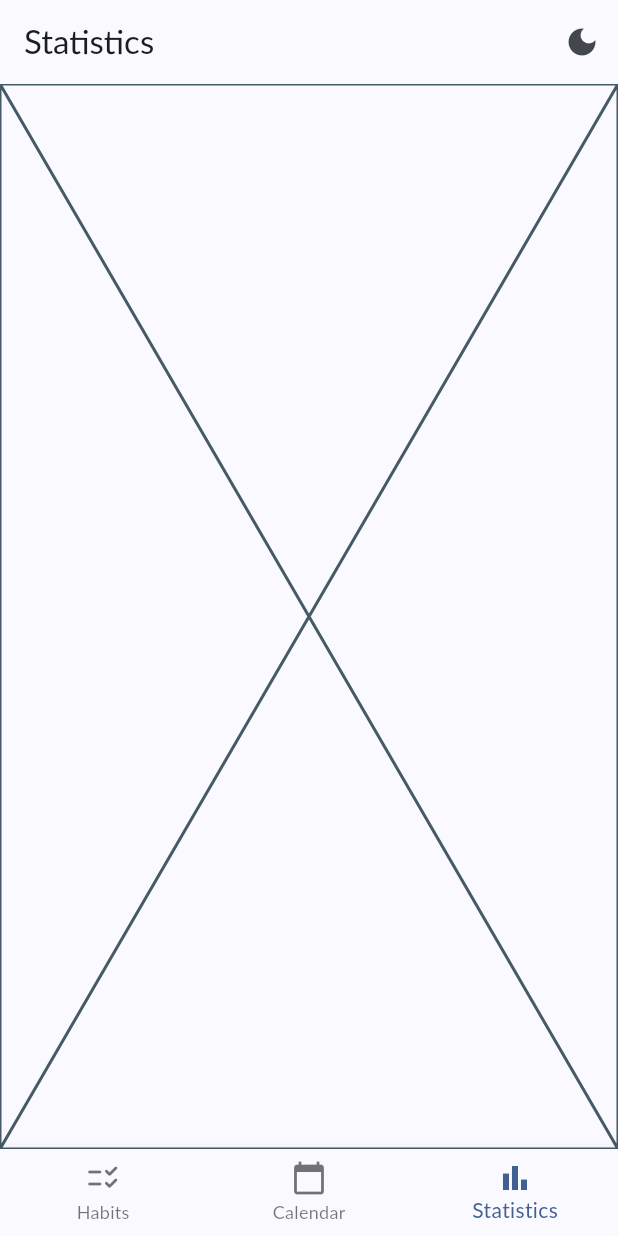
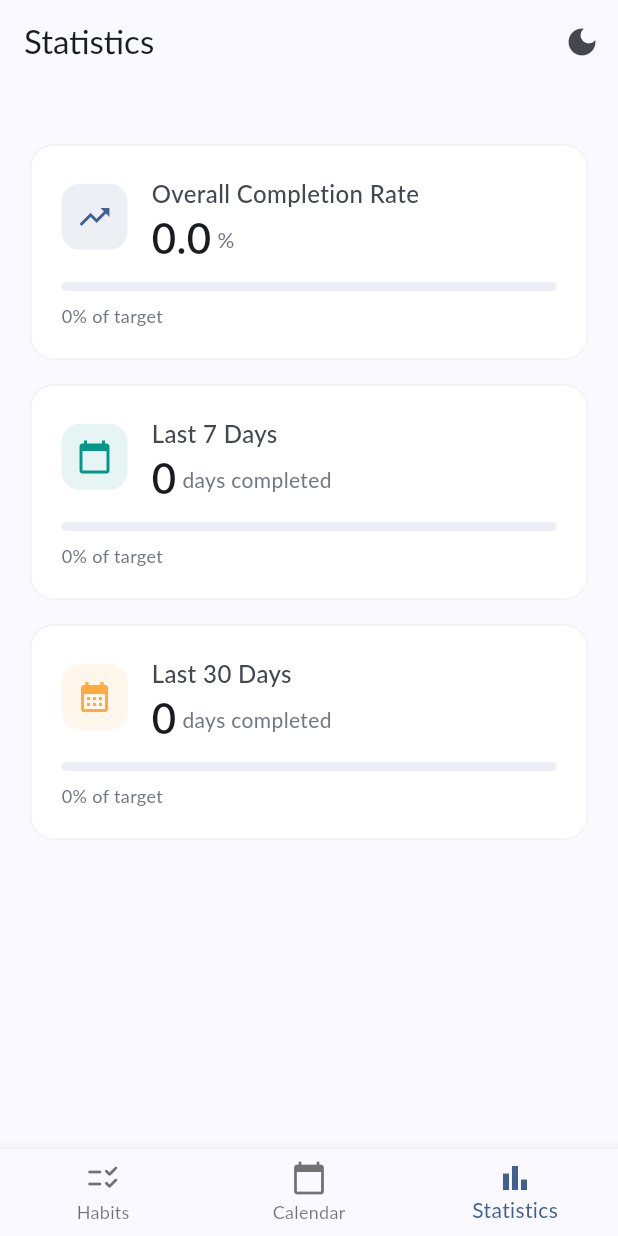
Before and after one commit to Mhd-Az100/habit_tracker, a Flutter app: the screen it shows after launch, item 3 of the bottom bar chosen, on a phone screen of 412 x 824 dp. Run offline on Flutter 3.47's test engine with Material 3 defaults, Android fonts, the phone set to English and light mode, and no system bars; our stand-ins replace easy_date_timeline, flutter_bloc, freezed_annotation, get_it, hive, injectable and 1 more; accounts and stored records are empty; Roboto replaces fonts that are missing (Lato).

Commit message:
implement statistics habit tab logic and UI

```diff
--- /dev/null
+++ b/lib/features/habit/data/models/overall_habit_statistics.dart
@@ -0,0 +1,11 @@
+import 'package:freezed_annotation/freezed_annotation.dart';
+
+part 'overall_habit_statistics.freezed.dart';
+@freezed
+class OverallHabitStatisticsModel with _$OverallHabitStatisticsModel {
+  factory OverallHabitStatisticsModel({
+    required double completionRate,
+    required int daysCompletedLast7Days,
+    required int daysCompletedLast30Days,
+  }) = _OverallHabitStatisticsModel;
+}
--- a/lib/features/habit/domain/usecases/get_habit_stats_usecase.dart
+++ b/lib/features/habit/domain/usecases/get_habit_stats_usecase.dart
@@ -1,55 +1,64 @@
-import 'package:habit_tracker/features/habit/domain/entities/habit_stats_entity.dart';
-import 'package:habit_tracker/features/habit/domain/repositories/habit_repository.dart';
+import 'package:habit_tracker/core/extensions/date_time_extension.dart';
+import 'package:habit_tracker/features/habit/data/models/overall_habit_statistics.dart';
+import 'package:habit_tracker/features/habit/domain/entities/habit_entity.dart';
+import 'package:habit_tracker/features/habit/presentation/utils/habits_utils.dart';
 import 'package:injectable/injectable.dart';
 
-@lazySingleton
+@injectable
 class GetHabitStatsUseCase {
-  final HabitRepository _repository;
+  @factoryMethod
+  OverallHabitStatisticsModel call(List<HabitEntity> allHabits) {
+    final now = DateTime.now().toNormalizedDateTime();
+    // Calculate start of the last 7 days (including today)
+    final sevenDaysAgo = now.subtract(const Duration(days: 6));
+    // Calculate start of the last 30 days (including today)
+    final thirtyDaysAgo = now.subtract(const Duration(days: 29));
 
-  GetHabitStatsUseCase(this._repository);
+    int totalHabitsDueOverall = 0;
+    int totalHabitsCompletedOverall = 0;
+    final Set<DateTime> distinctCompletedDaysLast7 = {};
+    final Set<DateTime> distinctCompletedDaysLast30 = {};
 
-  Future<HabitStatsEntity> call(String habitId) async {
-    final completions = await _repository.getCompletionsForHabit(habitId);
+    for (var habit in allHabits) {
+      // Calculate overall completion for each habit from its creation date to today
+      DateTime currentDay = habit.createdAt.toNormalizedDateTime();
+      while (!currentDay.isAfter(now)) {
+        if (HabitsUtils.isHabitDueOnDay(habit, currentDay)) {
+          totalHabitsDueOverall++;
+          if (habit.completionDates.contains(currentDay.toNormalizedDateString())) {
+            totalHabitsCompletedOverall++;
+          }
+        }
+        currentDay = currentDay.add(const Duration(days: 1));
+      }
 
-    if (completions.isEmpty) {
-      return HabitStatsEntity(
-        totalCompletions: 0,
-        currentStreak: 0,
-        longestStreak: 0,
-      );
-    }
+      // Populate distinct completed days for last 7/30
+      for (var completionDateString in habit.completionDates) {
+        final completedDay = DateTime.parse(completionDateString).toNormalizedDateTime();
 
-    final sorted = completions.map((e) => e.date).toList()..sort();
+        // Check if the completed day is within the last 7 days range (inclusive)
+        if ((completedDay.isAfter(sevenDaysAgo) || completedDay.isAtSameMomentAs(sevenDaysAgo)) &&
+            (completedDay.isBefore(now) || completedDay.isAtSameMomentAs(now))) {
+          distinctCompletedDaysLast7.add(completedDay);
+        }
 
-    int total = sorted.length;
-    int currentStreak = 1;
-    int longestStreak = 1;
-
-    for (int i = sorted.length - 2; i >= 0; i--) {
-      final current = sorted[i];
-      final next = sorted[i + 1];
-
-      if (next.difference(current).inDays == 1) {
-        currentStreak++;
-      } else {
-        break;
+        // Check if the completed day is within the last 30 days range (inclusive)
+        if ((completedDay.isAfter(thirtyDaysAgo) || completedDay.isAtSameMomentAs(thirtyDaysAgo)) &&
+            (completedDay.isBefore(now) || completedDay.isAtSameMomentAs(now))) {
+          distinctCompletedDaysLast30.add(completedDay);
+        }
       }
     }
 
-    int streak = 1;
-    for (int i = 1; i < sorted.length; i++) {
-      if (sorted[i].difference(sorted[i - 1]).inDays == 1) {
-        streak++;
-        if (streak > longestStreak) longestStreak = streak;
-      } else {
-        streak = 1;
-      }
-    }
+    // Calculate completion rate
+    final double completionRate = totalHabitsDueOverall > 0
+        ? (totalHabitsCompletedOverall / totalHabitsDueOverall) * 100
+        : 0.0;
 
-    return HabitStatsEntity(
-      totalCompletions: total,
-      currentStreak: currentStreak,
-      longestStreak: longestStreak,
+    return OverallHabitStatisticsModel(
+      completionRate: double.parse(completionRate.toStringAsFixed(2)),
+      daysCompletedLast7Days: distinctCompletedDaysLast7.length,
+      daysCompletedLast30Days: distinctCompletedDaysLast30.length,
     );
   }
 }
--- a/lib/features/habit/presentation/controller/bloc/habit_bloc.dart
+++ b/lib/features/habit/presentation/controller/bloc/habit_bloc.dart
@@ -2,7 +2,6 @@ import 'package:flutter_bloc/flutter_bloc.dart';
 import 'package:freezed_annotation/freezed_annotation.dart';
 import 'package:habit_tracker/core/extensions/date_time_extension.dart';
 import 'package:habit_tracker/features/habit/domain/entities/habit_entity.dart';
-import 'package:habit_tracker/features/habit/domain/entities/habit_stats_entity.dart';
 import 'package:habit_tracker/features/habit/domain/usecases/add_habit_usecase.dart';
 import 'package:habit_tracker/features/habit/domain/usecases/complete_habit_usecase.dart';
 import 'package:habit_tracker/features/habit/domain/usecases/delete_habit_usecase.dart';
@@ -95,16 +94,6 @@ class HabitBloc extends Bloc<HabitEvent, HabitState> {
       );
     });
 
-    on<_GetHabitState>((event, emit) async {
-      emit(HabitState.loading());
-      try {
-        final stats = await getHabitStats(event.habitId);
-        emit(HabitState.statsLoaded(stats));
-      } catch (e) {
-        emit(HabitState.error('Failed to load stats: ${e.toString()}'));
-      }
-    });
-
     on<_FilterHabitsByDate>((event, emit) {
       final currentAllHabits =
           state.whenOrNull(loaded: (all, _, __) => all) ?? [];
@@ -127,8 +116,6 @@ class HabitBloc extends Bloc<HabitEvent, HabitState> {
       initial: () => DateTime.now().toNormalizedDateTime(),
       loading: () => DateTime.now().toNormalizedDateTime(),
       loaded: (_, __, selectedDate) => selectedDate,
-      statsLoaded: (_) =>
-          DateTime.now().toNormalizedDateTime(),
       error: (_) => DateTime.now().toNormalizedDateTime(),
     );
   }
--- a/lib/features/habit/presentation/controller/bloc/habit_event.dart
+++ b/lib/features/habit/presentation/controller/bloc/habit_event.dart
@@ -9,6 +9,5 @@ class HabitEvent with _$HabitEvent {
   const factory HabitEvent.deleteHabit(String id) = _DeleteHabit;
   const factory HabitEvent.getHabitById(String id) = _GetHabitById;
   const factory HabitEvent.completeHabit(String habitId, DateTime date) = _CompleteHabit;
-  const factory HabitEvent.getHabitState(String habitId) = _GetHabitState;
 
 }
--- a/lib/features/habit/presentation/controller/bloc/habit_state.dart
+++ b/lib/features/habit/presentation/controller/bloc/habit_state.dart
@@ -9,7 +9,5 @@ class HabitState with _$HabitState {
     required List<HabitEntity> habitsOfDay,
     required DateTime selectedDate,
   }) = _Loaded;
-  const factory HabitState.statsLoaded(HabitStatsEntity stats) =
-      _StatsLoaded;
   const factory HabitState.error(String message) = _Error;
 }
--- /dev/null
+++ b/lib/features/habit/presentation/controller/statistics_cubit/statistics_cubit.dart
@@ -0,0 +1,56 @@
+import 'package:flutter_bloc/flutter_bloc.dart';
+import 'package:freezed_annotation/freezed_annotation.dart';
+import 'package:habit_tracker/features/habit/domain/entities/habit_entity.dart';
+import 'package:habit_tracker/features/habit/domain/usecases/get_habit_stats_usecase.dart';
+import 'package:habit_tracker/features/habit/presentation/controller/bloc/habit_bloc.dart';
+import 'package:injectable/injectable.dart';
+
+part 'statistics_cubit.freezed.dart';
+part 'statistics_state.dart';
+
+@injectable
+class StatisticsCubit extends Cubit<StatisticsState> {
+ final HabitBloc _habitBloc;
+  final GetHabitStatsUseCase _getHabitStatsUseCase;
+
+  StatisticsCubit({
+    required HabitBloc habitBloc,
+    required GetHabitStatsUseCase getHabitStatsUseCase,
+  }) : _habitBloc = habitBloc,
+       _getHabitStatsUseCase = getHabitStatsUseCase,
+       super(StatisticsState()) {
+    _init();
+  }
+
+  void _init() {
+
+    // Immediately calculate statistics based on current HabitBloc state
+    _habitBloc.state.whenOrNull(
+      loaded: (allHabits, _, __) {
+        calculateStatistics(allHabits);
+      },
+      initial: () {
+        // If HabitBloc is still in initial, trigger it to load habits
+        _habitBloc.add(const HabitEvent.loadHabits());
+      },
+      error: (message) {
+        emit(state.copyWith(errorMessage:'Failed to load initial habit data for statistics: $message'));
+      }
+    );
+  }
+
+  void calculateStatistics(List<HabitEntity> allHabits) {
+    try {
+      final stats = _getHabitStatsUseCase(allHabits);
+      emit(state.copyWith(
+        completionRate: stats.completionRate,
+        daysCompletedLast7Days: stats.daysCompletedLast7Days,
+        daysCompletedLast30Days: stats.daysCompletedLast30Days,
+        isLoading: false,
+        errorMessage: null,
+      ));
+    } catch (e) {
+      emit(state.copyWith(errorMessage:'Error calculating statistics: ${e.toString()}'));
+    }
+  }
+}
--- /dev/null
+++ b/lib/features/habit/presentation/controller/statistics_cubit/statistics_state.dart
@@ -0,0 +1,12 @@
+part of 'statistics_cubit.dart';
+
+@freezed
+class StatisticsState with _$StatisticsState {
+  const factory StatisticsState({
+    @Default(0.0) double completionRate,
+    @Default(0) int daysCompletedLast7Days,
+    @Default(0) int daysCompletedLast30Days,
+    @Default(false) bool isLoading,
+    String? errorMessage,
+  }) = _StatisticsState;
+}
--- /dev/null
+++ b/lib/features/habit/presentation/screens/statistics_screen.dart
@@ -0,0 +1,222 @@
+import 'package:flutter/material.dart';
+import 'package:flutter_bloc/flutter_bloc.dart';
+import 'package:habit_tracker/features/habit/presentation/controller/bloc/habit_bloc.dart';
+import 'package:habit_tracker/features/habit/presentation/controller/statistics_cubit/statistics_cubit.dart';
+
+class StatisticsScreen extends StatelessWidget {
+  const StatisticsScreen({super.key});
+
+  @override
+  Widget build(BuildContext context) {
+    final colorScheme = Theme.of(context).colorScheme;
+
+    return Scaffold(
+      backgroundColor: colorScheme.surface,
+      body: BlocListener<HabitBloc, HabitState>(
+        listener: (context, habitState) {
+          habitState.whenOrNull(
+            loaded: (allHabits, _, __) {
+              context.read<StatisticsCubit>().calculateStatistics(allHabits);
+            },
+          );
+        },
+        child: BlocBuilder<StatisticsCubit, StatisticsState>(
+          builder: (context, state) {
+            if (state.isLoading) {
+              return Center(
+                child: CircularProgressIndicator(
+                  color: colorScheme.primary,
+                ),
+              );
+            }
+            if (state.errorMessage != null) {
+              return Center(
+                child: Column(
+                  mainAxisAlignment: MainAxisAlignment.center,
+                  children: [
+                    Icon(
+                      Icons.error_outline,
+                      size: 48,
+                      color: colorScheme.outline,
+                    ),
+                    const SizedBox(height: 16),
+                    Text(
+                      'Error: ${state.errorMessage}',
+                      style: TextStyle(
+                        color: colorScheme.onSurfaceVariant,
+                        fontSize: 16,
+                      ),
+                    ),
+                  ],
+                ),
+              );
+            }
+
+            return SingleChildScrollView(
+                padding: const EdgeInsets.all(20.0),
+                child: Column(
+                  crossAxisAlignment: CrossAxisAlignment.start,
+                  children: [
+                    const SizedBox(height: 20),
+                    _buildStatCard(
+                      context,
+                      title: 'Overall Completion Rate',
+                      value: state.completionRate.toStringAsFixed(1),
+                      unit: '%',
+                      icon: Icons.trending_up,
+                      color: colorScheme.primary,
+                      progress: state.completionRate / 100,
+                    ),
+                    const SizedBox(height: 16),
+                    _buildStatCard(
+                      context,
+                      title: 'Last 7 Days',
+                      value: state.daysCompletedLast7Days.toString(),
+                      unit: 'days completed',
+                      icon: Icons.calendar_today,
+                      color: Colors.teal,
+                      progress: state.daysCompletedLast7Days / 7,
+                    ),
+                    const SizedBox(height: 16),
+                    _buildStatCard(
+                      context,
+                      title: 'Last 30 Days',
+                      value: state.daysCompletedLast30Days.toString(),
+                      unit: 'days completed',
+                      icon: Icons.calendar_month,
+                      color: Colors.orangeAccent,
+                      progress: state.daysCompletedLast30Days / 30,
+                    ),
+                  ],
+                ),
+              );
+          },
+        ),
+      ),
+    );
+  }
+
+  Widget _buildStatCard(
+    BuildContext context, {
+    required String title,
+    required String value,
+    required String unit,
+    required IconData icon,
+    required Color color,
+    required double progress,
+  }) {
+    final colorScheme = Theme.of(context).colorScheme;
+
+    return Container(
+      decoration: BoxDecoration(
+        color: colorScheme.surfaceContainerLowest,
+        borderRadius: BorderRadius.circular(16),
+        border: Border.all(
+          color: colorScheme.outline.withValues(alpha: 0.1),
+          width: 1,
+        ),
+      ),
+      child: Padding(
+        padding: const EdgeInsets.all(20.0),
+        child: Column(
+          crossAxisAlignment: CrossAxisAlignment.start,
+          children: [
+            Row(
+              children: [
+                Container(
+                  width: 44,
+                  height: 44,
+                  decoration: BoxDecoration(
+                    color: color.withValues(alpha: 0.1),
+                    borderRadius: BorderRadius.circular(12),
+                  ),
+                  child: Icon(
+                    icon,
+                    size: 24,
+                    color: color,
+                  ),
+                ),
+                const SizedBox(width: 16),
+                Expanded(
+                  child: Column(
+                    crossAxisAlignment: CrossAxisAlignment.start,
+                    children: [
+                      Text(
+                        title,
+                        style: TextStyle(
+                          fontSize: 16,
+                          fontWeight: FontWeight.w500,
+                          color: colorScheme.onSurfaceVariant,
+                        ),
+                      ),
+                      const SizedBox(height: 4),
+                      Row(
+                        crossAxisAlignment: CrossAxisAlignment.end,
+                        children: [
+                          Text(
+                            value,
+                            style: TextStyle(
+                              fontSize: 28,
+                              fontWeight: FontWeight.w600,
+                              color: colorScheme.onSurface,
+                              height: 1.0,
+                            ),
+                          ),
+                          const SizedBox(width: 4),
+                          Padding(
+                            padding: const EdgeInsets.only(bottom: 2),
+                            child: Text(
+                              unit,
+                              style: TextStyle(
+                                fontSize: 14,
+                                color: colorScheme.outline,
+                                fontWeight: FontWeight.w400,
+                              ),
+                            ),
+                          ),
+                        ],
+                      ),
+                    ],
+                  ),
+                ),
+              ],
+            ),
+            const SizedBox(height: 16),
+            // Progress bar
+            Container(
+              width: MediaQuery.of(context).size.width * 0.85,
+              height: 6,
+              decoration: BoxDecoration(
+                color: colorScheme.surfaceContainer,
+                borderRadius: BorderRadius.circular(3),
+              ),
+              child: Row(
+                children: [
+                  AnimatedContainer(
+                    duration: const Duration(milliseconds: 800),
+                    curve: Curves.easeOutCubic,
+                    width: MediaQuery.of(context).size.width * 0.85 * progress - 40,
+                    height: 6,
+                    decoration: BoxDecoration(
+                      color: color,
+                      borderRadius: BorderRadius.circular(3),
+                    ),
+                  ),
+                ],
+              ),
+            ),
+            const SizedBox(height: 8),
+            Text(
+              '${(progress * 100).toInt()}% of target',
+              style: TextStyle(
+                fontSize: 12,
+                color: colorScheme.outline,
+                fontWeight: FontWeight.w400,
+              ),
+            ),
+          ],
+        ),
+      ),
+    );
+  }
+}
--- a/lib/home.dart
+++ b/lib/home.dart
@@ -6,8 +6,10 @@ import 'package:habit_tracker/features/habit/presentation/controller/bloc/habit_
 import 'package:habit_tracker/features/habit/presentation/controller/calendar_cubit/calendar_cubit.dart';
 import 'package:habit_tracker/features/habit/presentation/controller/datepicker_cubit/datepicker_cubit.dart';
 import 'package:habit_tracker/features/habit/presentation/controller/delete_cubit/delete_habit_cubit.dart';
+import 'package:habit_tracker/features/habit/presentation/controller/statistics_cubit/statistics_cubit.dart';
 import 'package:habit_tracker/features/habit/presentation/screens/calendar_screen.dart';
 import 'package:habit_tracker/features/habit/presentation/screens/habits_screen.dart';
+import 'package:habit_tracker/features/habit/presentation/screens/statistics_screen.dart';
 
 class HomeScaffold extends StatefulWidget {
   const HomeScaffold({super.key});
@@ -22,7 +24,7 @@ class _HomeScaffoldState extends State<HomeScaffold> {
   final List<Widget> _pages = const [
     HabitsScreen(),
     CalendarScreen(),
-    Placeholder(), // StatisticsPage() later
+    StatisticsScreen(),
   ];
 
   final List<String> _pageTitles = const ['Habits', 'Calendar', 'Statistics'];
@@ -42,6 +44,9 @@ class _HomeScaffoldState extends State<HomeScaffold> {
         ),
         BlocProvider<CalendarCubit>(
           create: (_) => getIt<CalendarCubit>(),
+        ),
+        BlocProvider<StatisticsCubit>(
+          create: (_) => getIt<StatisticsCubit>(),
         ),
       ],
       child: Scaffold(
```
Also changed, not shown: lib/core/dependency_injection/injection.config.dart, lib/features/habit/data/models/overall_habit_statistics.freezed.dart (added), lib/features/habit/presentation/controller/bloc/habit_bloc.freezed.dart, lib/features/habit/presentation/controller/statistics_cubit/statistics_cubit.freezed.dart (added), 1 other file.
